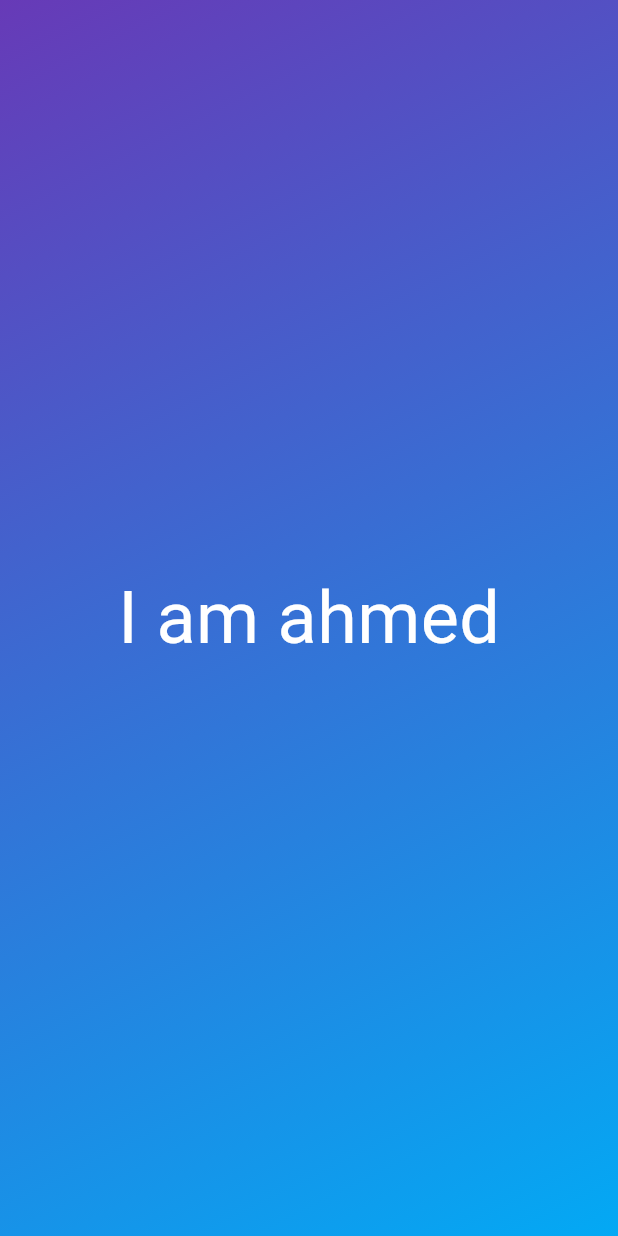
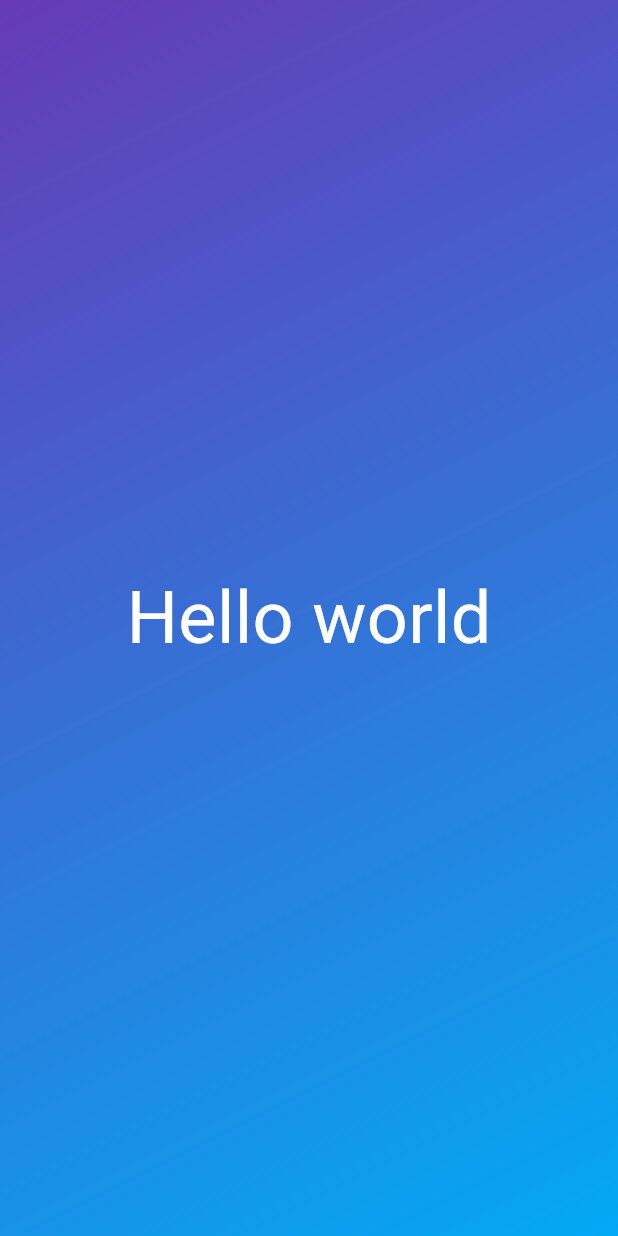
Before and after one commit to AhmedKiser/Dice-Roller-Application-Using-Flutter, a Flutter app: the screen it shows after launch, on a phone screen of 412 x 824 dp. Run offline on Flutter 3.47's test engine with Material 3 defaults, Android fonts, the phone set to English and light mode, and no system bars.

Commit message:
constructor added & final used

```diff
--- a/first_app/lib/gradient_container.dart
+++ b/first_app/lib/gradient_container.dart
@@ -20,7 +20,7 @@ class GradinetContainer extends StatelessWidget{
             )
           ),
           child: const Center(
-            child: StyledText(),
+            child: StyledText('Hello world'),
           ),
 
         );
--- a/first_app/lib/styled_text.dart
+++ b/first_app/lib/styled_text.dart
@@ -1,11 +1,13 @@
 import 'package:flutter/material.dart';
 const displayName = "I am ahmed";
 class StyledText extends StatelessWidget{
-  const StyledText({super.key});
+  const StyledText(this.text,{super.key});
+
+  final String text;
   @override
   Widget build(context){
-    return const Text(displayName ,
-        style: TextStyle(color: Colors.white,
+    return Text(text ,
+        style: const TextStyle(color: Colors.white,
         fontSize: 48),
     );
   }
```
